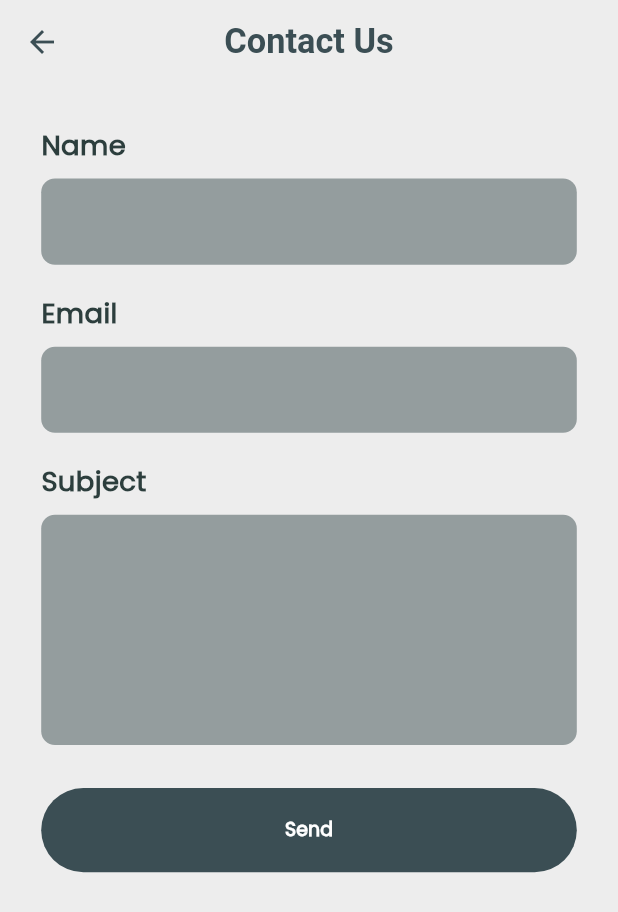
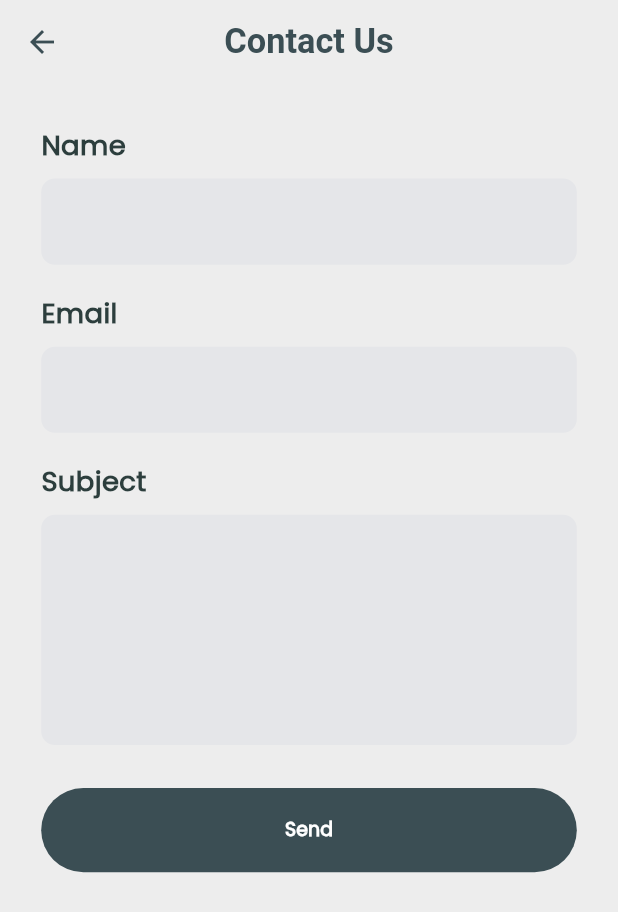
Before and after one commit to MostafaGaber135/CozyKart, a Flutter app: the ContactUsView screen opened by its route, on a phone screen of 412 x 824 dp. Shown: the top 912 px of the screen. Run offline on Flutter 3.47's test engine with Material 3 defaults, Android fonts, the phone set to English and light mode, and no system bars; our stand-ins replace cached_network_image, carousel_slider, dartz, dio, equatable, flutter_bloc and 6 more; missing offline and left inert: flutter_paypal_payment, mailer; accounts and stored records are empty.

Commit message:
change color of text field

```diff
--- a/lib/features/contact_us/presentation/views/widgets/contact_input_field.dart
+++ b/lib/features/contact_us/presentation/views/widgets/contact_input_field.dart
@@ -1,6 +1,5 @@
 import 'package:flutter/material.dart';
 import 'package:flutter_screenutil/flutter_screenutil.dart';
-import 'package:furni_iti/core/utils/app_colors.dart';
 
 class ContactInputField extends StatelessWidget {
   final String label;
@@ -37,7 +36,7 @@ class ContactInputField extends StatelessWidget {
               vertical: 14.h,
             ),
             filled: true,
-            fillColor: AppColors.hintGrey,
+            fillColor: Color(0xFFe5e6e9),
             border: OutlineInputBorder(
               borderRadius: BorderRadius.circular(8.r),
               borderSide: BorderSide.none,
--- a/lib/features/shop/presentation/views/widgets/products_grid_view.dart
+++ b/lib/features/shop/presentation/views/widgets/products_grid_view.dart
@@ -95,7 +95,7 @@ class _ProductsGridViewState extends State<ProductsGridView> {
                       child: CachedNetworkImage(
                         imageUrl: product.image,
                         fit: BoxFit.cover,
-                        height: 101.h,
+                        height: 100.h,
                         width: double.infinity,
                         placeholder:
                             (context, url) =>
@@ -164,7 +164,7 @@ class _ProductsGridViewState extends State<ProductsGridView> {
                 Padding(
                   padding: EdgeInsets.symmetric(
                     horizontal: 10.w,
-                    vertical: 4.h,
+                    vertical: 1.h,
                   ),
                   child: Row(
                     mainAxisAlignment: MainAxisAlignment.spaceBetween,
```
